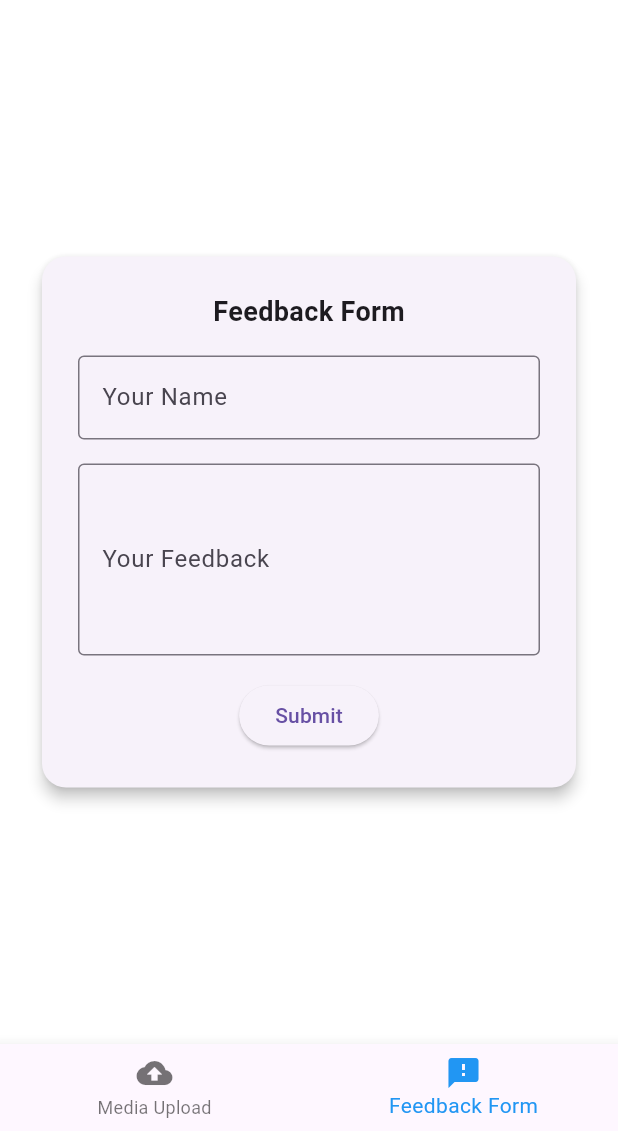
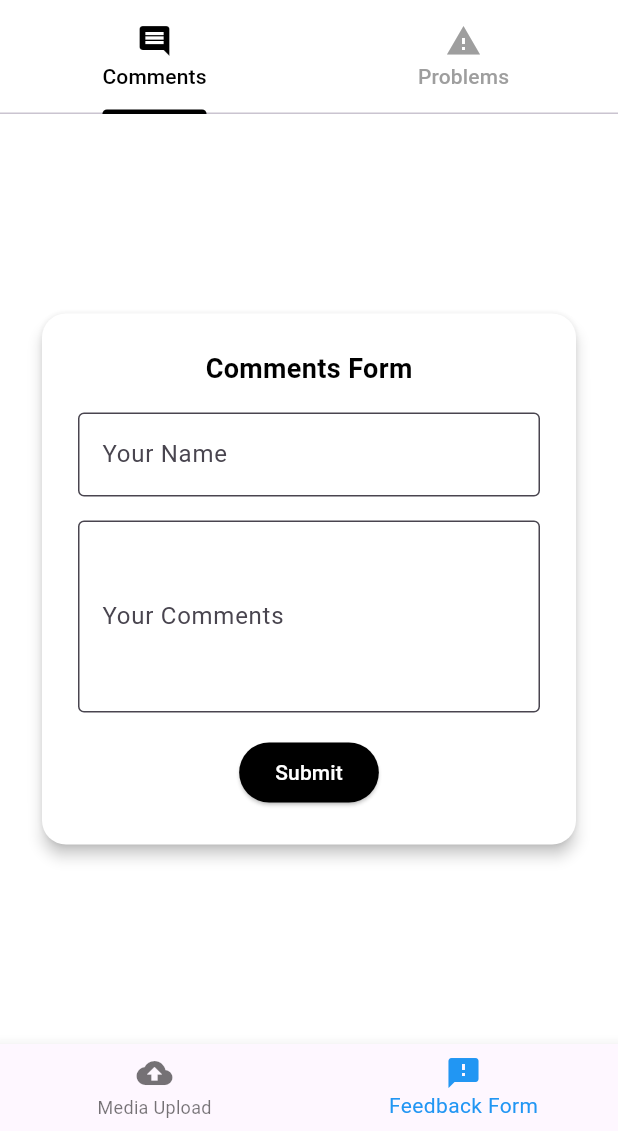
Before and after one commit to vincentperezzz/flutter-safeprint, a Flutter app: the screen it shows after launch, item 2 of the bottom bar chosen, on a phone screen of 412 x 824 dp, the part 105-1236 px from its top. Run offline on Flutter 3.47's test engine with Material 3 defaults, Android fonts, the phone set to English and light mode, and no system bars.

Commit message:
Enhance FeedbackFormPage with dynamic form titles and improved UI elements

```diff
--- a/lib/feedback_form_page.dart
+++ b/lib/feedback_form_page.dart
@@ -2,12 +2,58 @@ import 'package:flutter/material.dart';
 
 class FeedbackFormPage extends StatelessWidget {
   const FeedbackFormPage({super.key});
+
+  @override
+  Widget build(BuildContext context) {
+    return DefaultTabController(
+      length: 2,
+      child: Scaffold(
+        backgroundColor: Colors.white,
+        appBar: AppBar(
+          backgroundColor: Colors.white,
+          iconTheme: const IconThemeData(color: Colors.black),
+          title: const SizedBox.shrink(),
+          centerTitle: true,
+          // Reduce toolbarHeight to bring TabBar closer to the top/logo line
+          toolbarHeight: 40, // Default is 56, reduce as needed
+          bottom: const PreferredSize(
+            preferredSize: Size.fromHeight(36), // Reduce TabBar height
+            child: TabBar(
+              labelColor: Colors.black,
+              unselectedLabelColor: Colors.grey,
+              indicatorColor: Colors.black,
+              tabs: [
+                Tab(icon: Icon(Icons.comment), text: 'Comments'),
+                Tab(icon: Icon(Icons.report_problem), text: 'Problems'),
+              ],
+            ),
+          ),
+          elevation: 0,
+        ),
+        body: const TabBarView(
+          children: [
+            FeedbackFormContent(formType: 'Comments'),
+            FeedbackFormContent(formType: 'Problems'),
+          ],
+        ),
+      ),
+    );
+  }
+}
+
+// ...rest of the code unchanged...
+
+class FeedbackFormContent extends StatelessWidget {
+  final String formType;
+  const FeedbackFormContent({super.key, required this.formType});
+
   @override
   Widget build(BuildContext context) {
     return Center(
       child: Padding(
         padding: const EdgeInsets.all(24.0),
         child: Card(
+          color: Colors.white, // Card background white
           elevation: 4,
           shape: RoundedRectangleBorder(
             borderRadius: BorderRadius.circular(16),
@@ -17,11 +63,12 @@ class FeedbackFormPage extends StatelessWidget {
             child: Column(
               mainAxisSize: MainAxisSize.min,
               children: [
-                const Text(
-                  "Feedback Form",
-                  style: TextStyle(
+                Text(
+                  "$formType Form",
+                  style: const TextStyle(
                     fontWeight: FontWeight.bold,
                     fontSize: 18,
+                    color: Colors.black, // Text color black
                   ),
                 ),
                 const SizedBox(height: 16),
@@ -29,18 +76,28 @@ class FeedbackFormPage extends StatelessWidget {
                   decoration: const InputDecoration(
                     labelText: 'Your Name',
                     border: OutlineInputBorder(),
+                    filled: true,
+                    fillColor: Colors.white, // TextField background white
                   ),
+                  style: const TextStyle(color: Colors.black),
                 ),
                 const SizedBox(height: 16),
                 TextField(
-                  decoration: const InputDecoration(
-                    labelText: 'Your Feedback',
-                    border: OutlineInputBorder(),
+                  decoration: InputDecoration(
+                    labelText: 'Your $formType',
+                    border: const OutlineInputBorder(),
+                    filled: true,
+                    fillColor: Colors.white, // TextField background white
                   ),
                   maxLines: 4,
+                  style: const TextStyle(color: Colors.black),
                 ),
                 const SizedBox(height: 16),
                 ElevatedButton(
+                  style: ElevatedButton.styleFrom(
+                    backgroundColor: Colors.black, // Button color for contrast
+                    foregroundColor: Colors.white,
+                  ),
                   onPressed: () {},
                   child: const Text('Submit'),
                 ),
```
